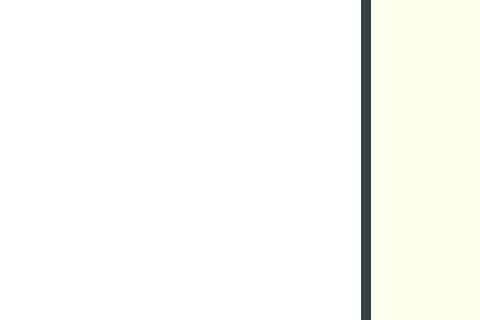
The window that designerUIFiles/ReadingScreen_MileStoneScreen.ui (Bbox123/eecs495-adhd-document-reader) describes before a commit, drawn with Qt 5; both pictures show x 644 to 1124 and y 101 to 421 of the 1124 by 749 pixel window.
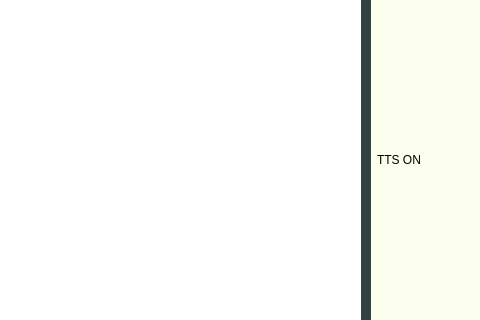
The same window after the commit. Icons and pictures are not drawn.

Commit message: Added tts label

The edit to the form file:
```diff
--- a/designerUIFiles/ReadingScreen_MileStoneScreen.ui
+++ b/designerUIFiles/ReadingScreen_MileStoneScreen.ui
@@ -159,6 +159,13 @@
           </property>
          </widget>
         </item>
+        <item>
+         <widget class="QLabel" name="textToSpeechLabel">
+          <property name="text">
+           <string>TTS ON</string>
+          </property>
+         </widget>
+        </item>
         <item>
          <spacer name="verticalSpacer">
           <property name="orientation">
```
Left out of the diff: 10 changed lines with no effect on the pictures. The commit also changes 1 other file.
